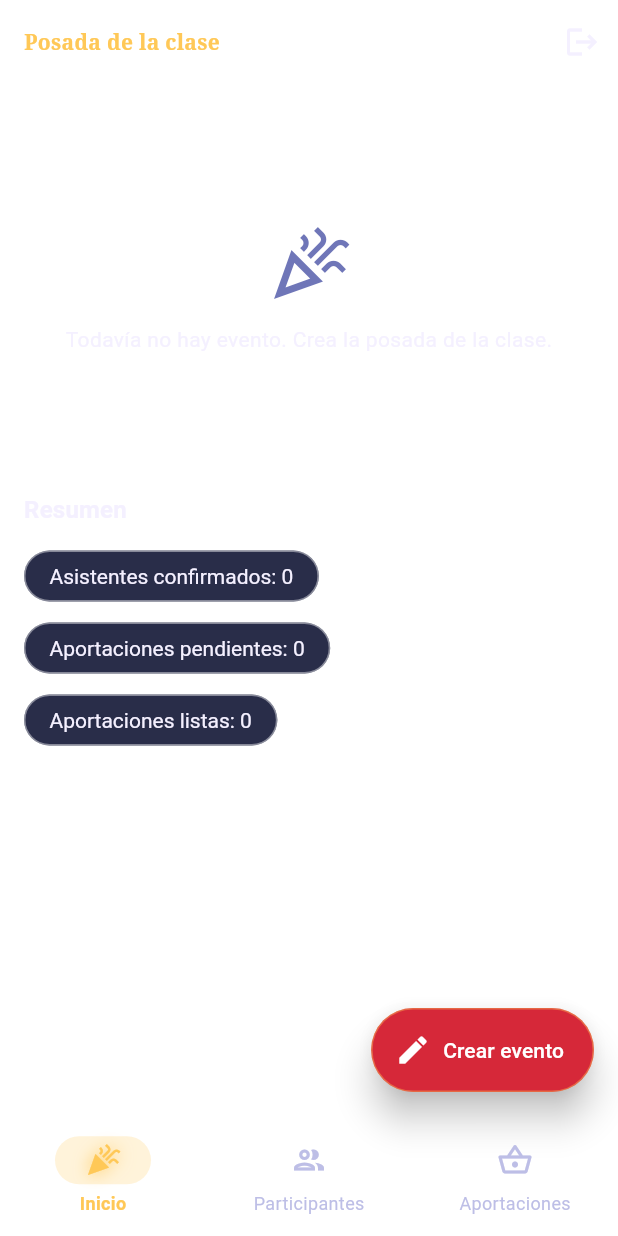
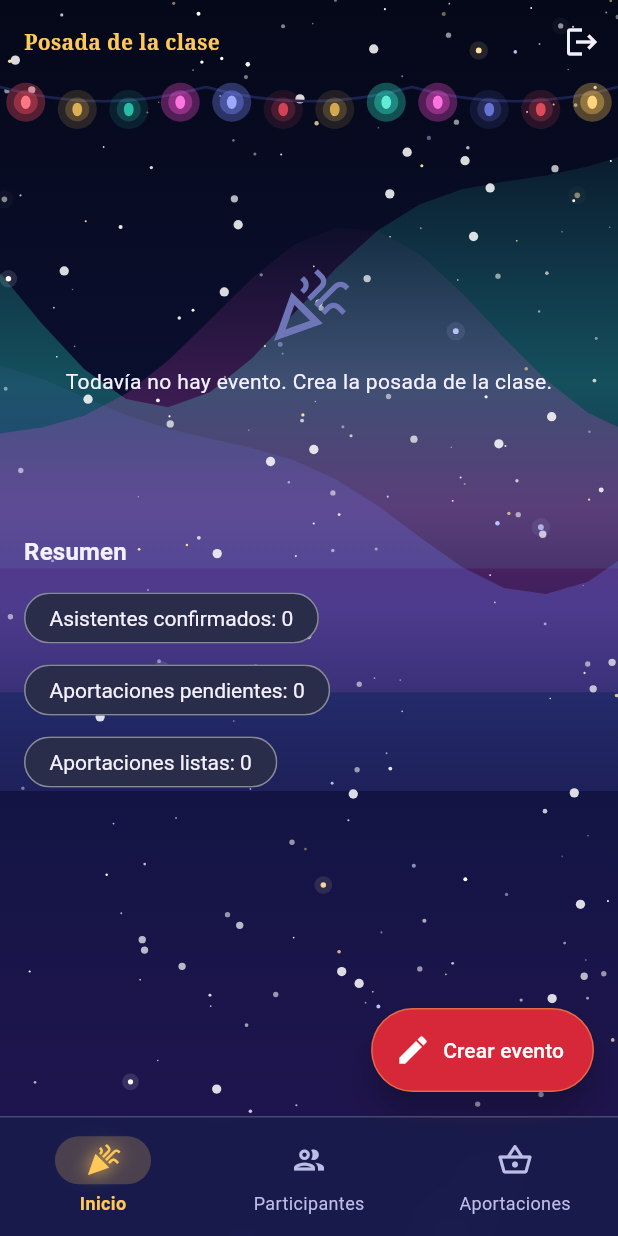
Before and after one commit to DMI-2026/planificacion-posada, a Flutter app: the screen it shows once a user with an empty profile is signed in, on a phone screen of 412 x 824 dp. Run offline on Flutter 3.47's test engine with Material 3 defaults, Android fonts, the phone set to English and light mode, and no system bars; our stand-ins replace cloud_firestore, firebase_auth, firebase_core; accounts and stored records are empty.

Commit message:
feat(navegacion): animated night sky shell with glass navigation
Co-Authored-By: Claude Opus 5.5 <noreply@anthropic.com>

```diff
--- a/lib/core/navegacion/shell_posada.dart
+++ b/lib/core/navegacion/shell_posada.dart
@@ -1,11 +1,17 @@
+import 'dart:ui' show ImageFilter;
+
 import 'package:flutter/material.dart';
 
+import '../efectos/efectos.dart';
+import '../theme/app_theme.dart';
 import 'destinos.dart';
 
 /// Ancho a partir del cual se usa NavigationRail en vez de NavigationBar.
 const double anchoMinimoRail = 720;
 
-/// Estructura de la app: navegación inferior en angosto, lateral en ancho.
+/// Estructura de la app sobre el fondo «noche mágica»: navegación inferior de
+/// cristal en angosto, lateral en ancho, guirnalda de luces arriba y cambio de
+/// destino con desvanecido y escala.
 class ShellPosada extends StatefulWidget {
   const ShellPosada({super.key, this.onCerrarSesion});
 
@@ -19,18 +25,60 @@ class ShellPosada extends StatefulWidget {
 class _ShellPosadaState extends State<ShellPosada> {
   int _indice = 0;
 
+  Widget _contenido(BuildContext context) {
+    final reducido = movimientoReducido(context);
+    return Column(
+      children: [
+        const LucesNavidenas(),
+        Expanded(
+          child: SafeArea(
+            top: false,
+            child: AnimatedSwitcher(
+              duration: reducido
+                  ? Duration.zero
+                  : const Duration(milliseconds: 380),
+              switchInCurve: Curves.easeOutCubic,
+              switchOutCurve: Curves.easeInCubic,
+              layoutBuilder: (actual, anteriores) => Stack(
+                fit: StackFit.expand,
+                children: [...anteriores, ?actual],
+              ),
+              transitionBuilder: (hijo, animacion) => FadeTransition(
+                opacity: animacion,
+                child: ScaleTransition(
+                  scale: Tween<double>(begin: 0.96, end: 1).animate(animacion),
+                  child: hijo,
+                ),
+              ),
+              child: KeyedSubtree(
+                key: ValueKey(_indice),
+                child: destinos[_indice].builder(context),
+              ),
+            ),
+          ),
+        ),
+      ],
+    );
+  }
+
   @override
   Widget build(BuildContext context) {
     final cerrar = widget.onCerrarSesion;
     return LayoutBuilder(
       builder: (context, restricciones) {
         final ancho = restricciones.maxWidth >= anchoMinimoRail;
-        final contenido = SafeArea(child: destinos[_indice].builder(context));
+        final contenido = _contenido(context);
         if (ancho) {
-          return Scaffold(
+          return FondoNocheMagica(
+            child: Scaffold(
+              backgroundColor: Colors.transparent,
               body: Row(
                 children: [
-                NavigationRail(
+                  _Cristal(
+                    borde: const Border(
+                      right: BorderSide(color: Color(0x33FFFFFF)),
+                    ),
+                    child: NavigationRail(
                       selectedIndex: _indice,
                       labelType: NavigationRailLabelType.all,
                       onDestinationSelected: (i) => setState(() => _indice = i),
@@ -58,13 +106,17 @@ class _ShellPosadaState extends State<ShellPosada> {
                           ),
                       ],
                     ),
-                const VerticalDivider(width: 1, thickness: 1),
+                  ),
                   Expanded(child: contenido),
                 ],
               ),
+            ),
           );
         }
-        return Scaffold(
+        return FondoNocheMagica(
+          child: Scaffold(
+            backgroundColor: Colors.transparent,
+            extendBody: true,
             appBar: cerrar == null
                 ? null
                 : AppBar(
@@ -77,8 +129,10 @@ class _ShellPosadaState extends State<ShellPosada> {
                       ),
                     ],
                   ),
-          body: contenido,
-          bottomNavigationBar: NavigationBar(
+            body: SafeArea(bottom: false, child: contenido),
+            bottomNavigationBar: _Cristal(
+              borde: const Border(top: BorderSide(color: Color(0x33FFFFFF))),
+              child: NavigationBar(
                 selectedIndex: _indice,
                 onDestinationSelected: (i) => setState(() => _indice = i),
                 destinations: [
@@ -90,8 +144,31 @@ class _ShellPosadaState extends State<ShellPosada> {
                     ),
                 ],
               ),
+            ),
+          ),
         );
       },
     );
   }
 }
+
+/// Superficie de cristal para las barras de navegación.
+class _Cristal extends StatelessWidget {
+  const _Cristal({required this.child, required this.borde});
+
+  final Widget child;
+  final Border borde;
+
+  @override
+  Widget build(BuildContext context) {
+    return ClipRect(
+      child: BackdropFilter(
+        filter: ImageFilter.blur(sigmaX: 16, sigmaY: 16),
+        child: DecoratedBox(
+          decoration: BoxDecoration(color: AppTheme.cristal, border: borde),
+          child: child,
+        ),
+      ),
+    );
+  }
+}
```
Also changed, not shown: 1 other file. Lines whose indentation alone changed are shown as unchanged.
